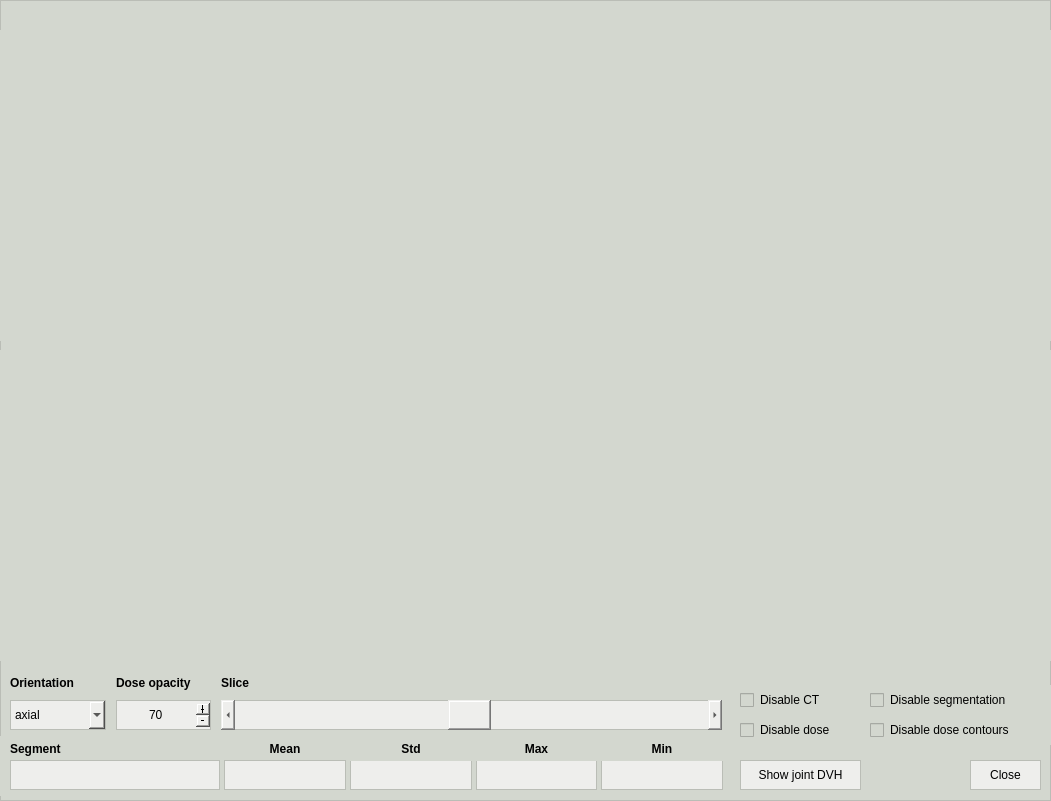
First picture: the form in pyanno4rt/gui/designs/compare_window.ui, repository pyanno4rt/pyanno4rt, before the edit.
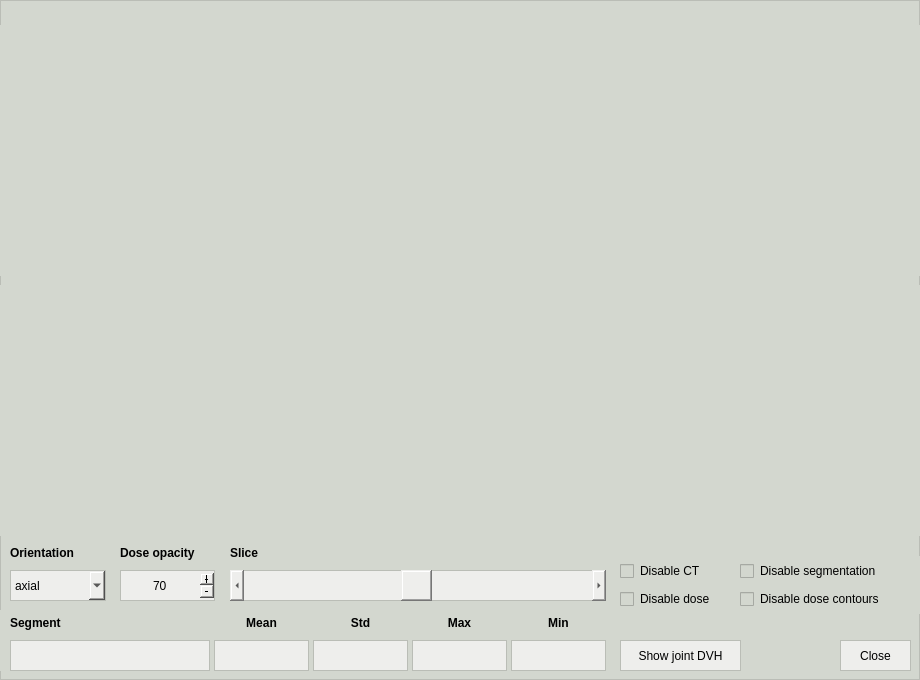
Second picture: the form after the edit.

The edit to the form file:
```diff
--- a/pyanno4rt/gui/designs/compare_window.ui
+++ b/pyanno4rt/gui/designs/compare_window.ui
@@ -9,20 +9,20 @@
    <rect>
     <x>0</x>
     <y>0</y>
-    <width>1051</width>
-    <height>801</height>
+    <width>920</width>
+    <height>680</height>
    </rect>
   </property>
   <property name="minimumSize">
    <size>
-    <width>1040</width>
-    <height>801</height>
+    <width>920</width>
+    <height>680</height>
    </size>
   </property>
   <property name="maximumSize">
    <size>
-    <width>1170</width>
-    <height>801</height>
+    <width>920</width>
+    <height>680</height>
    </size>
   </property>
   <property name="windowTitle">
@@ -42,10 +42,10 @@
    <widget class="QPushButton" name="close_compare_pbutton">
     <property name="geometry">
      <rect>
-      <x>970</x>
-      <y>760</y>
+      <x>840</x>
+      <y>640</y>
       <width>71</width>
-      <height>30</height>
+      <height>31</height>
      </rect>
     </property>
     <property name="cursor">
@@ -65,9 +65,9 @@
     <property name="geometry">
      <rect>
       <x>0</x>
-      <y>30</y>
-      <width>351</width>
-      <height>311</height>
+      <y>25</y>
+      <width>311</width>
+      <height>251</height>
      </rect>
     </property>
     <property name="styleSheet">
@@ -102,10 +102,10 @@
    <widget class="QScrollBar" name="slice_selection_sbar">
     <property name="geometry">
      <rect>
-      <x>221</x>
-      <y>700</y>
-      <width>501</width>
-      <height>30</height>
+      <x>230</x>
+      <y>570</y>
+      <width>376</width>
+      <height>31</height>
      </rect>
     </property>
     <property name="sizePolicy">
@@ -117,13 +117,13 @@
     <property name="minimumSize">
      <size>
       <width>239</width>
-      <height>30</height>
+      <height>31</height>
      </size>
     </property>
     <property name="maximumSize">
      <size>
       <width>16777215</width>
-      <height>30</height>
+      <height>31</height>
      </size>
     </property>
     <property name="styleSheet">
@@ -142,10 +142,10 @@
    <widget class="QWidget" name="reference_dose_widget" native="true">
     <property name="geometry">
      <rect>
-      <x>350</x>
-      <y>30</y>
-      <width>351</width>
-      <height>311</height>
+      <x>305</x>
+      <y>25</y>
+      <width>311</width>
+      <height>251</height>
      </rect>
     </property>
     <property name="styleSheet">
@@ -181,8 +181,8 @@
     <property name="geometry">
      <rect>
       <x>10</x>
-      <y>10</y>
-      <width>331</width>
+      <y>5</y>
+      <width>291</width>
       <height>25</height>
      </rect>
     </property>
@@ -214,9 +214,9 @@
    <widget class="QLabel" name="reference_label">
     <property name="geometry">
      <rect>
-      <x>360</x>
-      <y>10</y>
-      <width>331</width>
+      <x>315</x>
+      <y>5</y>
+      <width>291</width>
       <height>25</height>
      </rect>
     </property>
@@ -248,8 +248,8 @@
    <widget class="QLabel" name="slice_selection_label">
     <property name="geometry">
      <rect>
-      <x>221</x>
-      <y>670</y>
+      <x>230</x>
+      <y>540</y>
       <width>121</width>
       <height>25</height>
      </rect>
@@ -282,8 +282,8 @@
    <widget class="QLabel" name="opacity_label">
     <property name="geometry">
      <rect>
-      <x>116</x>
-      <y>670</y>
+      <x>120</x>
+      <y>540</y>
       <width>101</width>
       <height>25</height>
      </rect>
@@ -316,22 +316,22 @@
    <widget class="QSpinBox" name="opacity_sbox">
     <property name="geometry">
      <rect>
-      <x>116</x>
-      <y>700</y>
+      <x>120</x>
+      <y>570</y>
       <width>101</width>
-      <height>30</height>
+      <height>31</height>
      </rect>
     </property>
     <property name="minimumSize">
      <size>
       <width>101</width>
-      <height>30</height>
+      <height>31</height>
      </size>
     </property>
     <property name="maximumSize">
      <size>
       <width>101</width>
-      <height>30</height>
+      <height>31</height>
      </size>
     </property>
     <property name="cursor">
@@ -359,9 +359,9 @@
    <widget class="QLabel" name="slice_selection_pos">
     <property name="geometry">
      <rect>
-      <x>600</x>
-      <y>670</y>
-      <width>120</width>
+      <x>495</x>
+      <y>540</y>
+      <width>111</width>
       <height>25</height>
      </rect>
     </property>
@@ -396,10 +396,10 @@
    <widget class="QWidget" name="difference_dose_widget" native="true">
     <property name="geometry">
      <rect>
-      <x>700</x>
-      <y>30</y>
-      <width>351</width>
-      <height>311</height>
+      <x>610</x>
+      <y>25</y>
+      <width>311</width>
+      <height>251</height>
      </rect>
     </property>
     <property name="styleSheet">
@@ -434,9 +434,9 @@
    <widget class="QLabel" name="difference_label">
     <property name="geometry">
      <rect>
-      <x>710</x>
-      <y>10</y>
-      <width>331</width>
+      <x>620</x>
+      <y>5</y>
+      <width>291</width>
       <height>25</height>
      </rect>
     </property>
@@ -469,9 +469,9 @@
     <property name="geometry">
      <rect>
       <x>0</x>
-      <y>350</y>
-      <width>351</width>
-      <height>311</height>
+      <y>285</y>
+      <width>311</width>
+      <height>251</height>
      </rect>
     </property>
     <property name="styleSheet">
@@ -506,10 +506,10 @@
    <widget class="QWidget" name="reference_dvh_widget" native="true">
     <property name="geometry">
      <rect>
-      <x>350</x>
-      <y>350</y>
-      <width>351</width>
-      <height>311</height>
+      <x>305</x>
+      <y>285</y>
+      <width>311</width>
+      <height>251</height>
      </rect>
     </property>
     <property name="styleSheet">
@@ -544,10 +544,10 @@
    <widget class="QWidget" name="difference_dvh_widget" native="true">
     <property name="geometry">
      <rect>
-      <x>700</x>
-      <y>350</y>
-      <width>351</width>
-      <height>311</height>
+      <x>610</x>
+      <y>285</y>
+      <width>311</width>
+      <height>251</height>
      </rect>
     </property>
     <property name="styleSheet">
@@ -583,15 +583,15 @@
     <property name="geometry">
      <rect>
       <x>0</x>
-      <y>736</y>
-      <width>733</width>
-      <height>60</height>
+      <y>610</y>
+      <width>616</width>
+      <height>61</height>
      </rect>
     </property>
     <property name="maximumSize">
      <size>
       <width>16777215</width>
-      <height>60</height>
+      <height>70</height>
      </size>
     </property>
     <property name="styleSheet">
@@ -614,7 +614,7 @@
       <number>4</number>
      </property>
      <property name="verticalSpacing">
-      <number>3</number>
+      <number>14</number>
      </property>
      <item row="1" column="5">
       <widget class="QLineEdit" name="minimum_ledit">
@@ -627,13 +627,13 @@
        <property name="minimumSize">
         <size>
          <width>50</width>
-         <height>30</height>
+         <height>31</height>
         </size>
        </property>
        <property name="maximumSize">
         <size>
          <width>180</width>
-         <height>30</height>
+         <height>31</height>
         </size>
        </property>
        <property name="styleSheet">
@@ -661,13 +661,13 @@
        <property name="minimumSize">
         <size>
          <width>50</width>
-         <height>30</height>
+         <height>31</height>
         </size>
        </property>
        <property name="maximumSize">
         <size>
          <width>180</width>
-         <height>30</height>
+         <height>31</height>
         </size>
        </property>
        <property name="styleSheet">
@@ -695,13 +695,13 @@
        <property name="minimumSize">
         <size>
          <width>50</width>
-         <height>30</height>
+         <height>31</height>
         </size>
        </property>
        <property name="maximumSize">
         <size>
          <width>180</width>
-         <height>30</height>
+         <height>31</height>
         </size>
        </property>
        <property name="styleSheet">
@@ -813,13 +813,13 @@
        <property name="minimumSize">
         <size>
          <width>50</width>
-         <height>30</height>
+         <height>31</height>
         </size>
        </property>
        <property name="maximumSize">
         <size>
          <width>180</width>
-         <height>30</height>
+         <height>31</height>
         </size>
        </property>
        <property name="styleSheet">
@@ -902,14 +902,14 @@
        </property>
        <property name="minimumSize">
         <size>
-         <width>210</width>
-         <height>30</height>
+         <width>200</width>
+         <height>31</height>
         </size>
        </property>
        <property name="maximumSize">
         <size>
          <width>400</width>
-         <height>30</height>
+         <height>31</height>
         </size>
        </property>
        <property name="styleSheet">
@@ -931,10 +931,10 @@
    <widget class="QPushButton" name="joint_dvh_pbutton">
     <property name="geometry">
      <rect>
-      <x>740</x>
-      <y>760</y>
+      <x>620</x>
+      <y>640</y>
       <width>121</width>
-      <height>30</height>
+      <height>31</height>
      </rect>
     </property>
     <property name="cursor">
@@ -953,8 +953,8 @@
    <widget class="QCheckBox" name="disCT_cbox">
     <property name="geometry">
      <rect>
-      <x>740</x>
-      <y>685</y>
+      <x>620</x>
+      <y>556</y>
       <width>100</width>
       <height>30</height>
      </rect>
@@ -971,8 +971,8 @@
    <widget class="QCheckBox" name="disSegm_cbox">
     <property name="geometry">
      <rect>
-      <x>870</x>
-      <y>685</y>
+      <x>740</x>
+      <y>556</y>
       <width>181</width>
       <height>30</height>
      </rect>
@@ -989,8 +989,8 @@
    <widget class="QCheckBox" name="disDose_cbox">
     <property name="geometry">
      <rect>
-      <x>740</x>
-      <y>715</y>
+      <x>620</x>
+      <y>584</y>
       <width>110</width>
       <height>30</height>
      </rect>
@@ -1007,8 +1007,8 @@
    <widget class="QCheckBox" name="disDoseCon_cbox">
     <property name="geometry">
      <rect>
-      <x>870</x>
-      <y>715</y>
+      <x>740</x>
+      <y>584</y>
       <width>181</width>
       <height>30</height>
      </rect>
@@ -1026,7 +1026,7 @@
     <property name="geometry">
      <rect>
       <x>10</x>
-      <y>670</y>
+      <y>540</y>
       <width>101</width>
       <height>25</height>
      </rect>
@@ -1060,9 +1060,9 @@
     <property name="geometry">
      <rect>
       <x>10</x>
-      <y>700</y>
+      <y>570</y>
       <width>96</width>
-      <height>30</height>
+      <height>31</height>
      </rect>
     </property>
     <property name="sizePolicy">
@@ -1074,13 +1074,13 @@
     <property name="minimumSize">
      <size>
       <width>96</width>
-      <height>30</height>
+      <height>31</height>
      </size>
     </property>
     <property name="maximumSize">
      <size>
       <width>96</width>
-      <height>30</height>
+      <height>31</height>
      </size>
     </property>
     <property name="cursor">
```
